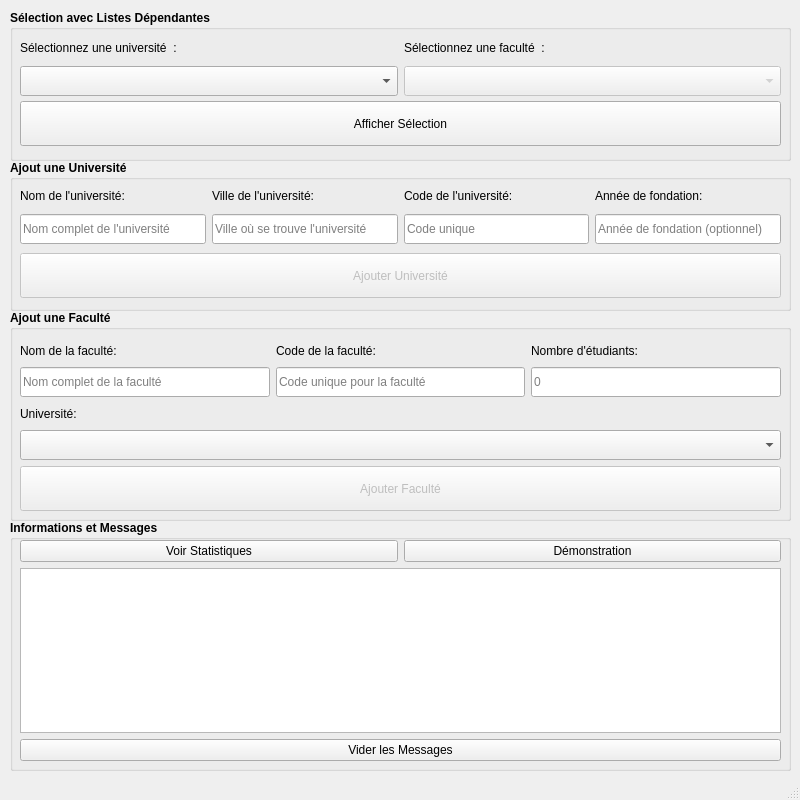
This is interface.ui in Ijipop/Banque-Universites as Qt 5 draws it before an edit. The edited form follows.
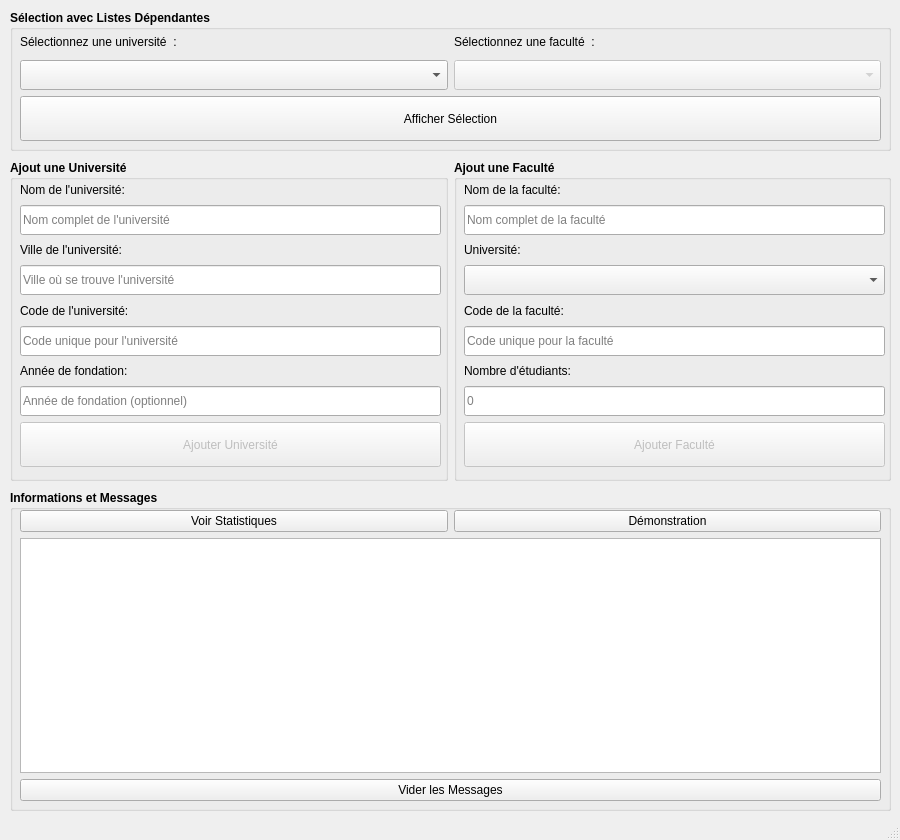
This is the edited form.

Commit message: rework interface layout

```diff
--- a/interface.ui
+++ b/interface.ui
@@ -6,8 +6,8 @@
    <rect>
     <x>0</x>
     <y>0</y>
-    <width>800</width>
-    <height>800</height>
+    <width>900</width>
+    <height>840</height>
    </rect>
   </property>
   <property name="windowTitle">
@@ -19,8 +19,8 @@
      <rect>
       <x>10</x>
       <y>10</y>
-      <width>781</width>
-      <height>151</height>
+      <width>881</width>
+      <height>141</height>
      </rect>
     </property>
     <property name="font">
@@ -31,18 +31,18 @@
     <property name="title">
      <string>Sélection avec Listes Dépendantes</string>
     </property>
-    <widget class="QWidget" name="">
+    <widget class="QWidget" name="layoutWidget">
      <property name="geometry">
       <rect>
        <x>10</x>
        <y>20</y>
-       <width>761</width>
-       <height>121</height>
+       <width>861</width>
+       <height>111</height>
       </rect>
      </property>
      <layout class="QVBoxLayout" name="layout_selection">
       <property name="spacing">
-       <number>0</number>
+       <number>6</number>
       </property>
       <item>
        <layout class="QHBoxLayout" name="layout_combos">
@@ -155,15 +155,97 @@
      </layout>
     </widget>
    </widget>
-   <widget class="QGroupBox" name="groupe_ajout_universite">
+   <widget class="QGroupBox" name="groupe_resultats">
+    <property name="geometry">
+     <rect>
+      <x>10</x>
+      <y>490</y>
+      <width>881</width>
+      <height>321</height>
+     </rect>
+    </property>
+    <property name="font">
+     <font>
+      <bold>true</bold>
+     </font>
+    </property>
+    <property name="title">
+     <string>Informations et Messages</string>
+    </property>
+    <widget class="QWidget" name="layoutWidget">
+     <property name="geometry">
+      <rect>
+       <x>10</x>
+       <y>20</y>
+       <width>861</width>
+       <height>291</height>
+      </rect>
+     </property>
+     <layout class="QVBoxLayout" name="layout_resultats">
+      <item>
+       <layout class="QHBoxLayout" name="layout_buttons">
+        <item>
+         <widget class="QPushButton" name="pushButton_VoirStats">
+          <property name="font">
+           <font>
+            <bold>false</bold>
+           </font>
+          </property>
+          <property name="text">
+           <string>Voir Statistiques</string>
+          </property>
+         </widget>
+        </item>
+        <item>
+         <widget class="QPushButton" name="pushButton_Demo">
+          <property name="font">
+           <font>
+            <bold>false</bold>
+           </font>
+          </property>
+          <property name="text">
+           <string>Démonstration</string>
+          </property>
+         </widget>
+        </item>
+       </layout>
+      </item>
+      <item>
+       <widget class="QTextEdit" name="textEdit_resultats">
+        <property name="font">
+         <font>
+          <bold>false</bold>
+         </font>
+        </property>
+       </widget>
+      </item>
+      <item>
+       <widget class="QPushButton" name="pushButton_ViderMessages">
+        <property name="font">
+         <font>
+          <bold>false</bold>
+         </font>
+        </property>
+        <property name="text">
+         <string>Vider les Messages</string>
+        </property>
+       </widget>
+      </item>
+     </layout>
+    </widget>
+   </widget>
+   <widget class="QWidget" name="layoutWidget">
     <property name="geometry">
      <rect>
       <x>10</x>
       <y>160</y>
-      <width>781</width>
-      <height>151</height>
+      <width>881</width>
+      <height>321</height>
      </rect>
     </property>
+    <layout class="QHBoxLayout" name="layout_ajout">
+     <item>
+      <widget class="QGroupBox" name="groupe_ajout_universite">
     <property name="font">
      <font>
       <bold>true</bold>
@@ -172,13 +254,13 @@
     <property name="title">
      <string>Ajout une Université</string>
     </property>
-    <widget class="QWidget" name="">
+       <widget class="QWidget" name="layoutWidget">
      <property name="geometry">
       <rect>
        <x>10</x>
        <y>20</y>
-       <width>761</width>
-       <height>121</height>
+          <width>421</width>
+          <height>287</height>
       </rect>
      </property>
      <layout class="QVBoxLayout" name="layout_ajout_universite">
@@ -186,8 +268,6 @@
        <number>0</number>
       </property>
       <item>
-       <layout class="QHBoxLayout" name="layout_universite">
-        <item>
          <layout class="QVBoxLayout" name="layout_nom_universite">
           <item>
            <widget class="QLabel" name="label_nom_universite">
@@ -301,7 +381,7 @@
              </font>
             </property>
             <property name="placeholderText">
-             <string>Code unique</string>
+              <string>Code unique pour l'université</string>
             </property>
            </widget>
           </item>
@@ -347,8 +427,6 @@
           </item>
          </layout>
         </item>
-       </layout>
-      </item>
       <item>
        <widget class="QPushButton" name="pushButton_AjouterUniversite">
         <property name="enabled">
@@ -373,15 +451,9 @@
      </layout>
     </widget>
    </widget>
+     </item>
+     <item>
    <widget class="QGroupBox" name="groupe_ajout_faculte">
-    <property name="geometry">
-     <rect>
-      <x>10</x>
-      <y>310</y>
-      <width>781</width>
-      <height>211</height>
-     </rect>
-    </property>
     <property name="font">
      <font>
       <bold>true</bold>
@@ -390,18 +462,16 @@
     <property name="title">
      <string>Ajout une Faculté</string>
     </property>
-    <widget class="QWidget" name="">
+       <widget class="QWidget" name="layoutWidget">
      <property name="geometry">
       <rect>
        <x>10</x>
-       <y>30</y>
-       <width>761</width>
-       <height>171</height>
-      </rect>
-     </property>
-     <layout class="QVBoxLayout" name="verticalLayout">
-      <item>
-       <layout class="QHBoxLayout" name="horizontalLayout">
+          <y>20</y>
+          <width>421</width>
+          <height>287</height>
+         </rect>
+        </property>
+        <layout class="QVBoxLayout" name="layout_ajout_faculte">
         <item>
          <layout class="QVBoxLayout" name="layout_nom_faculte">
           <item>
@@ -442,6 +512,52 @@
           </item>
          </layout>
         </item>
+         <item>
+          <layout class="QVBoxLayout" name="layout_universite_faculte">
+           <item>
+            <widget class="QLabel" name="label_universite_faculte">
+             <property name="maximumSize">
+              <size>
+               <width>16777215</width>
+               <height>25</height>
+              </size>
+             </property>
+             <property name="font">
+              <font>
+               <bold>false</bold>
+              </font>
+             </property>
+             <property name="text">
+              <string>Université:</string>
+             </property>
+            </widget>
+           </item>
+           <item>
+            <widget class="QComboBox" name="comboBox_universite_faculte">
+             <property name="minimumSize">
+              <size>
+               <width>0</width>
+               <height>30</height>
+              </size>
+             </property>
+             <property name="maximumSize">
+              <size>
+               <width>16777215</width>
+               <height>16777215</height>
+              </size>
+             </property>
+             <property name="font">
+              <font>
+               <bold>false</bold>
+              </font>
+             </property>
+             <property name="placeholderText">
+              <string>-- Choisir l'université --</string>
+             </property>
+            </widget>
+           </item>
+          </layout>
+         </item>
         <item>
          <layout class="QVBoxLayout" name="layout_code_faculte">
           <item>
@@ -522,54 +638,6 @@
           </item>
          </layout>
         </item>
-       </layout>
-      </item>
-      <item>
-       <layout class="QVBoxLayout" name="layout_universite_faculte">
-        <item>
-         <widget class="QLabel" name="label_universite_faculte">
-          <property name="maximumSize">
-           <size>
-            <width>16777215</width>
-            <height>25</height>
-           </size>
-          </property>
-          <property name="font">
-           <font>
-            <bold>false</bold>
-           </font>
-          </property>
-          <property name="text">
-           <string>Université:</string>
-          </property>
-         </widget>
-        </item>
-        <item>
-         <widget class="QComboBox" name="comboBox_universite_faculte">
-          <property name="minimumSize">
-           <size>
-            <width>0</width>
-            <height>30</height>
-           </size>
-          </property>
-          <property name="maximumSize">
-           <size>
-            <width>16777215</width>
-            <height>16777215</height>
-           </size>
-          </property>
-          <property name="font">
-           <font>
-            <bold>false</bold>
-           </font>
-          </property>
-          <property name="placeholderText">
-           <string>-- Choisir l'université --</string>
-          </property>
-         </widget>
-        </item>
-       </layout>
-      </item>
       <item>
        <widget class="QPushButton" name="pushButton_AjouterFaculte">
         <property name="enabled">
@@ -594,78 +662,8 @@
      </layout>
     </widget>
    </widget>
-   <widget class="QGroupBox" name="groupe_resultats">
-    <property name="geometry">
-     <rect>
-      <x>10</x>
-      <y>520</y>
-      <width>781</width>
-      <height>251</height>
-     </rect>
-    </property>
-    <property name="font">
-     <font>
-      <bold>true</bold>
-     </font>
-    </property>
-    <property name="title">
-     <string>Informations et Messages</string>
-    </property>
-    <widget class="QWidget" name="">
-     <property name="geometry">
-      <rect>
-       <x>10</x>
-       <y>20</y>
-       <width>761</width>
-       <height>221</height>
-      </rect>
-     </property>
-     <layout class="QVBoxLayout" name="layout_resultats">
-      <item>
-       <layout class="QHBoxLayout" name="laout_buttons">
-        <item>
-         <widget class="QPushButton" name="pushButton_VoirStats">
-          <property name="font">
-           <font>
-            <bold>false</bold>
-           </font>
-          </property>
-          <property name="text">
-           <string>Voir Statistiques</string>
-          </property>
-         </widget>
-        </item>
-        <item>
-         <widget class="QPushButton" name="pushButton_Demo">
-          <property name="font">
-           <font>
-            <bold>false</bold>
-           </font>
-          </property>
-          <property name="text">
-           <string>Démonstration</string>
-          </property>
-         </widget>
-        </item>
-       </layout>
-      </item>
-      <item>
-       <widget class="QTextEdit" name="textEdit_resultats"/>
-      </item>
-      <item>
-       <widget class="QPushButton" name="pushButton_ViderMessages">
-        <property name="font">
-         <font>
-          <bold>false</bold>
-         </font>
-        </property>
-        <property name="text">
-         <string>Vider les Messages</string>
-        </property>
-       </widget>
-      </item>
-     </layout>
-    </widget>
+     </item>
+    </layout>
    </widget>
   </widget>
   <widget class="QMenuBar" name="menubar">
```
Left out of the diff: 2 changed lines with no effect on the pictures. Lines whose indentation alone changed are shown as unchanged. The commit also changes 2 other files.
